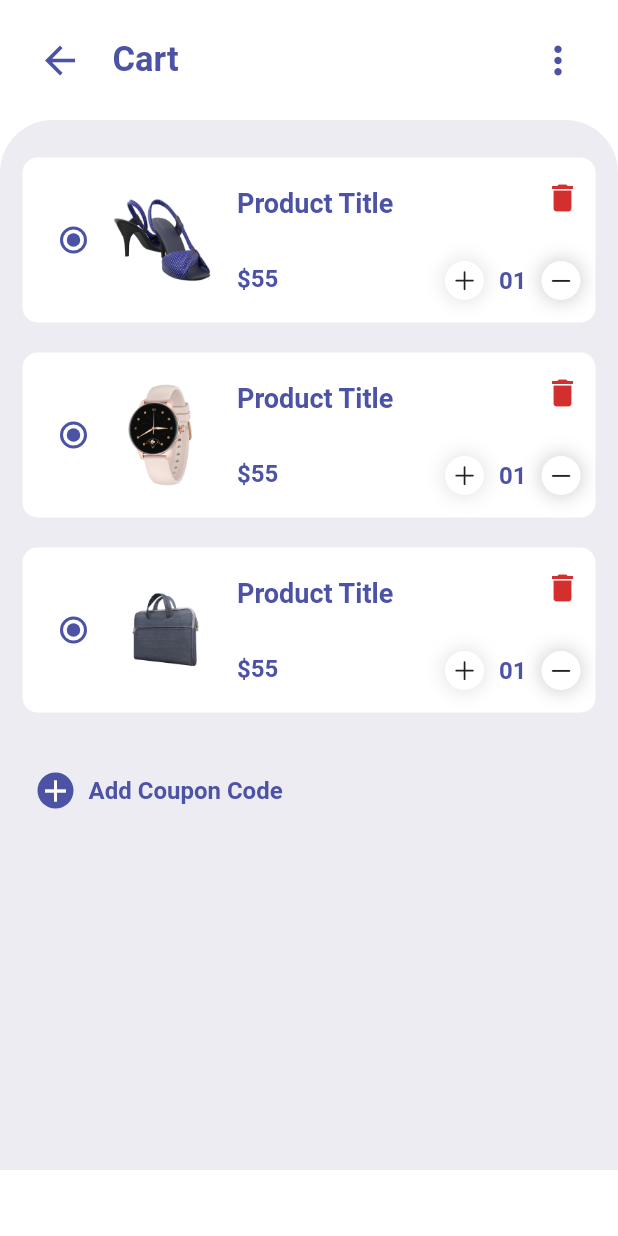
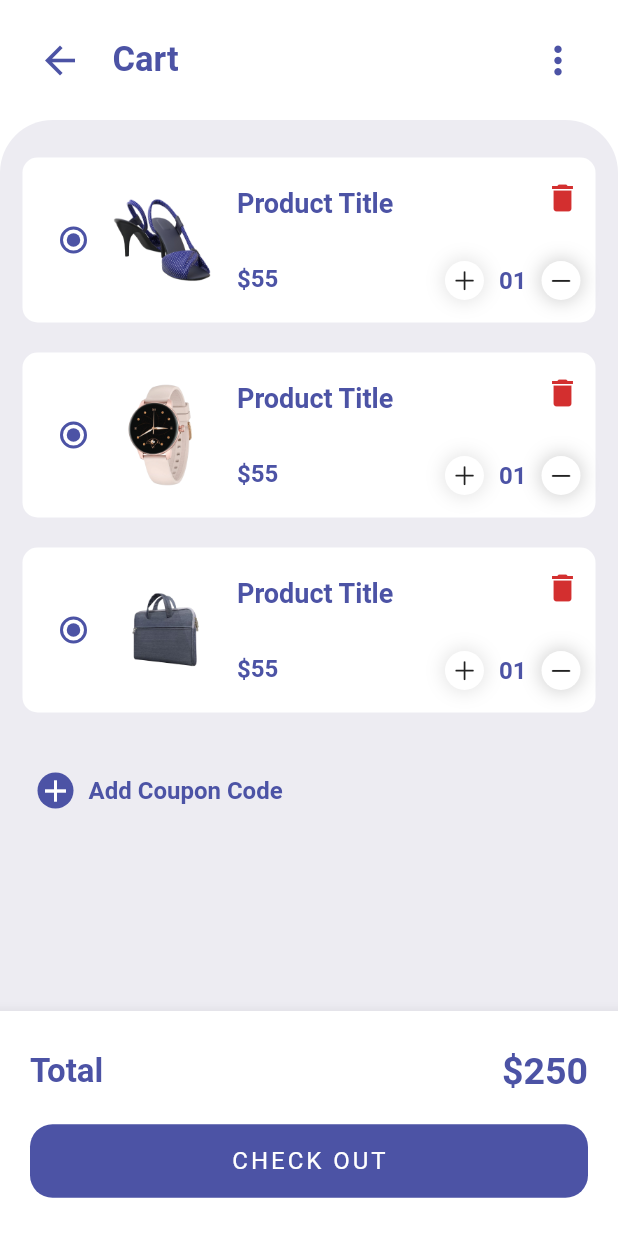
Before and after one commit to Omar-Hosny1/Shop_App_UI_Flutter, a Flutter app: the screen it shows after launch, after a tap on the "shopping bag" icon, on a phone screen of 412 x 824 dp. Run offline on Flutter 3.47's test engine with Material 2 defaults, Android fonts, the phone set to English and light mode, and no system bars; our stand-ins replace badges, curved_navigation_bar.

Commit message:
Cart Page Added

```diff
--- a/lib/pages/CartPage.dart
+++ b/lib/pages/CartPage.dart
@@ -2,6 +2,7 @@ import 'package:flutter/material.dart';
 
 import '../widgets/CartItemSamples.dart';
 import '../widgets/CartAppBar.dart';
+import '../widgets/CartBottomNavigationBar.dart';
 
 class CartPage extends StatelessWidget {
   const CartPage({super.key});
@@ -48,9 +49,10 @@ class CartPage extends StatelessWidget {
                         child: Text(
                           "Add Coupon Code",
                           style: TextStyle(
-                              color: Theme.of(context).primaryColor,
-                              fontWeight: FontWeight.bold,
-                              fontSize: 16),
+                            color: Theme.of(context).primaryColor,
+                            fontWeight: FontWeight.bold,
+                            fontSize: 16,
+                          ),
                         ),
                       )
                     ],
@@ -61,6 +63,7 @@ class CartPage extends StatelessWidget {
           ),
         ],
       ),
+      bottomNavigationBar: CartBottomNavigationBar(),
     );
   }
 }
--- a/lib/pages/HomePages.dart
+++ b/lib/pages/HomePages.dart
@@ -43,7 +43,7 @@ class HomePage extends StatelessWidget {
           onTap: (value) {},
           color: Theme.of(context).primaryColor,
           height: 70,
-          items: [
+          items: const [
             Icon(
               Icons.shopping_cart_outlined,
               size: 30,
--- /dev/null
+++ b/lib/widgets/CartBottomNavigationBar.dart
@@ -0,0 +1,58 @@
+import 'package:flutter/material.dart';
+
+class CartBottomNavigationBar extends StatelessWidget {
+  const CartBottomNavigationBar({super.key});
+
+  @override
+  Widget build(BuildContext context) {
+    return BottomAppBar(
+      child: Container(
+        padding: EdgeInsets.symmetric(
+          horizontal: 20,
+          vertical: 15,
+        ),
+        height: 150,
+        child: Column(
+          mainAxisAlignment: MainAxisAlignment.spaceAround,
+          children: [
+            Row(
+              mainAxisAlignment: MainAxisAlignment.spaceBetween,
+              children: [
+                Text(
+                  "Total",
+                  style: TextStyle(
+                    color: Theme.of(context).primaryColor,
+                    fontSize: 22,
+                    fontWeight: FontWeight.bold,
+                  ),
+                ),
+                Text(
+                  "\$250",
+                  style: TextStyle(
+                    color: Theme.of(context).primaryColor,
+                    fontSize: 25,
+                    fontWeight: FontWeight.bold,
+                  ),
+                )
+              ],
+            ),
+            Container(
+              alignment: Alignment.center,
+              width: double.infinity,
+              decoration: BoxDecoration(
+                borderRadius: BorderRadius.circular(15),
+                color: Theme.of(context).primaryColor,
+              ),
+              padding: EdgeInsets.symmetric(vertical: 15),
+              child: Text(
+                "Check Out".toUpperCase(),
+                style: TextStyle(
+                    color: Colors.white, fontSize: 16, letterSpacing: 2),
+              ),
+            )
+          ],
+        ),
+      ),
+    );
+  }
+}
```
